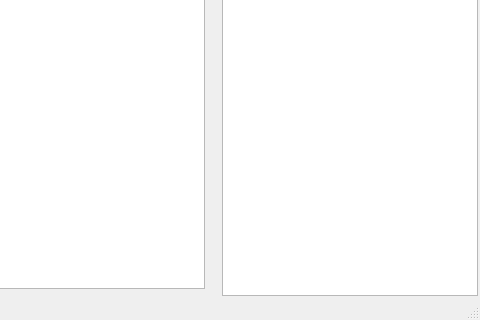
This is Lib/StorageViewer/ViewerWindow.ui in break11/AutoStorage as Qt 5 draws it before an edit; both pictures show x 700 to 1180 and y 531 to 851 of the 1180 by 851 pixel window. The edited form follows.
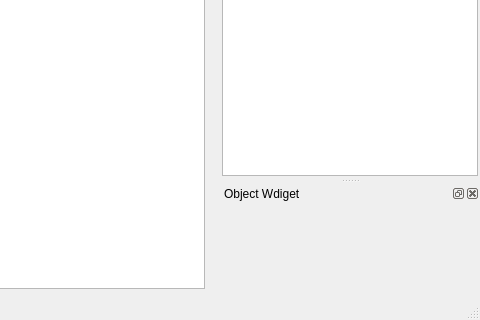
This is the edited form. Icons and pictures are not drawn.

Diff of the .ui file:
```diff
--- a/Lib/StorageViewer/ViewerWindow.ui
+++ b/Lib/StorageViewer/ViewerWindow.ui
@@ -285,6 +285,17 @@
     </layout>
    </widget>
   </widget>
+  <widget class="QDockWidget" name="dkObjectWdiget">
+   <property name="windowTitle">
+    <string>Object Wdiget</string>
+   </property>
+   <attribute name="dockWidgetArea">
+    <number>2</number>
+   </attribute>
+   <widget class="QWidget" name="dkObjectWdiget_Contents">
+    <layout class="QVBoxLayout" name="verticalLayout_3"/>
+   </widget>
+  </widget>
   <action name="acFitToPage">
    <property name="icon">
     <iconset resource="images.qrc">
```
Left out of the diff: 2 changed lines with no effect on the pictures.
